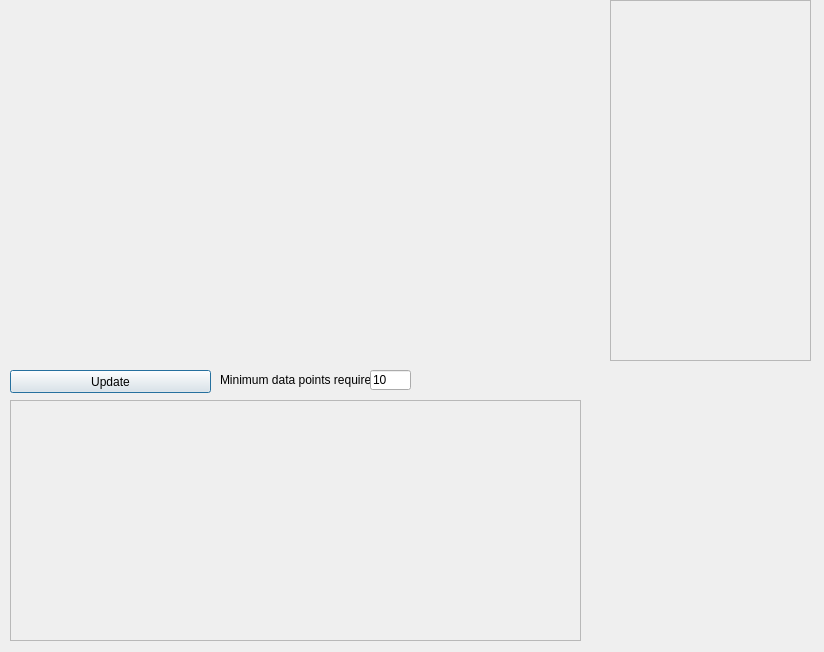
Qt form widgets/Run_analyse_base.ui (axelande/geodatafarm3) before a commit.
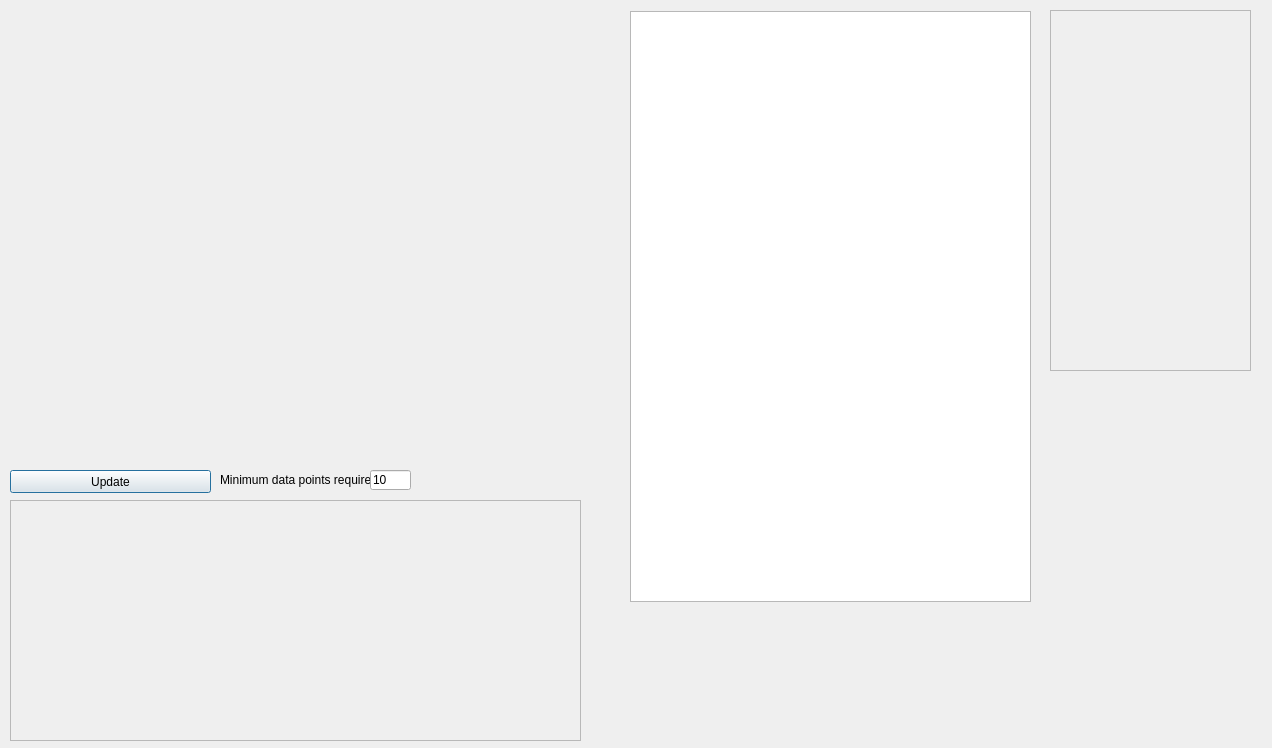
The same form after that commit.

```diff
--- a/widgets/Run_analyse_base.ui
+++ b/widgets/Run_analyse_base.ui
@@ -6,8 +6,8 @@
    <rect>
     <x>0</x>
     <y>0</y>
-    <width>824</width>
-    <height>652</height>
+    <width>1272</width>
+    <height>748</height>
    </rect>
   </property>
   <property name="minimumSize">
@@ -27,8 +27,8 @@
     <rect>
      <x>10</x>
      <y>0</y>
-     <width>591</width>
-     <height>361</height>
+     <width>601</width>
+     <height>461</height>
     </rect>
    </property>
    <property name="sizePolicy">
@@ -62,7 +62,7 @@
    <property name="geometry">
     <rect>
      <x>10</x>
-     <y>370</y>
+     <y>470</y>
      <width>201</width>
      <height>23</height>
     </rect>
@@ -75,7 +75,7 @@
    <property name="geometry">
     <rect>
      <x>10</x>
-     <y>400</y>
+     <y>500</y>
      <width>571</width>
      <height>241</height>
     </rect>
@@ -97,8 +97,8 @@
   <widget class="QScrollArea" name="groupBoxConstraints">
    <property name="geometry">
     <rect>
-     <x>610</x>
-     <y>0</y>
+     <x>1050</x>
+     <y>10</y>
      <width>201</width>
      <height>361</height>
     </rect>
@@ -121,7 +121,7 @@
    <property name="geometry">
     <rect>
      <x>220</x>
-     <y>370</y>
+     <y>470</y>
      <width>151</width>
      <height>20</height>
     </rect>
@@ -134,7 +134,7 @@
    <property name="geometry">
     <rect>
      <x>370</x>
-     <y>370</y>
+     <y>470</y>
      <width>41</width>
      <height>20</height>
     </rect>
@@ -146,6 +146,16 @@
     <string>10</string>
    </property>
   </widget>
+  <widget class="QTableWidget" name="TWValues">
+   <property name="geometry">
+    <rect>
+     <x>630</x>
+     <y>11</y>
+     <width>401</width>
+     <height>591</height>
+    </rect>
+   </property>
+  </widget>
  </widget>
  <resources/>
  <connections/>
```
